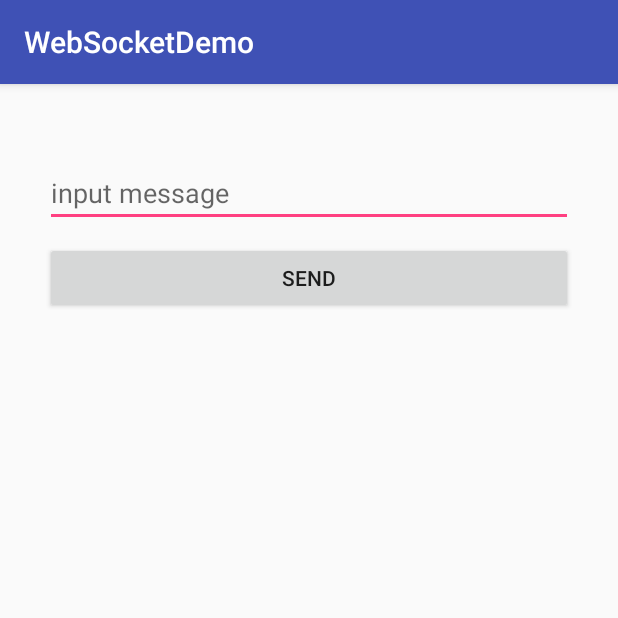
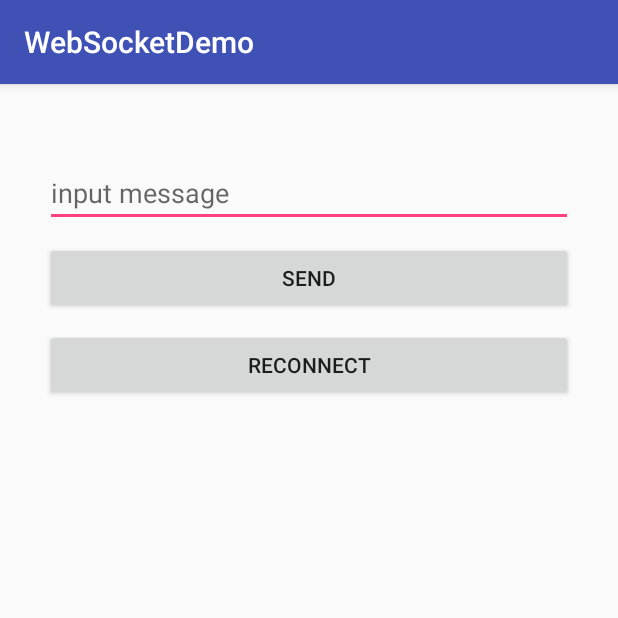
Before and after one commit to 0xZhangKe/WebSocketDemo, an Android app: the screen it shows after launch (TestActivity), on a phone screen of 412 x 824 dp, the top half of it. Run offline under Robolectric (Android 15) with nearby library versions, the phone set to English and light mode, and no system bars; libraries missing offline, so code that uses them is left out: org.java_websocket, org.java_websocket.drafts, org.java_websocket.framing; 5 statements that could not run were skipped.

Commit message:
新增测试代码

```diff
--- a/sample/src/main/java/com/zhangke/websocketdemo/App.java
+++ b/sample/src/main/java/com/zhangke/websocketdemo/App.java
@@ -19,7 +19,7 @@ public class App extends Application {
         WebSocketHandler.registerNetworkChangedReceiver(this);
 
         WebSocketSetting setting = new WebSocketSetting();
-        setting.setConnectUrl("Your connect url");//必选
+        setting.setConnectUrl("your connect url");//必填
         setting.setReconnectWithNetworkChanged(true);
         setting.setProcessDataOnBackground(true);
         setting.setReconnectFrequency(20);
--- a/sample/src/main/java/com/zhangke/websocketdemo/TestActivity.java
+++ b/sample/src/main/java/com/zhangke/websocketdemo/TestActivity.java
@@ -6,10 +6,12 @@ import android.support.v7.app.AppCompatActivity;
 import android.text.TextUtils;
 import android.view.View;
 import android.widget.EditText;
+import android.widget.ScrollView;
 import android.widget.TextView;
 
 import com.zhangke.websocket.SocketListener;
 import com.zhangke.websocket.WebSocketHandler;
+import com.zhangke.websocket.WebSocketSetting;
 import com.zhangke.websocket.response.ErrorResponse;
 
 import org.java_websocket.framing.Framedata;
@@ -20,6 +22,7 @@ public class TestActivity extends AppCompatActivity {
 
     private EditText etContent;
     private TextView tvMsg;
+    private ScrollView scrollView;
 
     private SocketListener socketListener = new SocketListener() {
         @Override
@@ -89,6 +92,7 @@ public class TestActivity extends AppCompatActivity {
     private void initView() {
         etContent = (EditText) findViewById(R.id.et_content);
         tvMsg = (TextView) findViewById(R.id.tv_msg);
+        scrollView = (ScrollView) findViewById(R.id.scroll_view);
 
         findViewById(R.id.btn_send).setOnClickListener(new View.OnClickListener() {
             @Override
@@ -99,6 +103,14 @@ public class TestActivity extends AppCompatActivity {
                     return;
                 }
                 WebSocketHandler.getDefault().send(text);
+            }
+        });
+        findViewById(R.id.btn_reconnect).setOnClickListener(new View.OnClickListener() {
+            @Override
+            public void onClick(View v) {
+                WebSocketSetting setting = WebSocketHandler.getDefault().getSetting();
+                setting.setConnectUrl("new connect url");
+                WebSocketHandler.getDefault().reconnect(setting);
             }
         });
     }
@@ -118,5 +130,6 @@ public class TestActivity extends AppCompatActivity {
         textBuilder.append(msg);
         textBuilder.append("\n");
         tvMsg.setText(textBuilder.toString());
+        scrollView.fullScroll(ScrollView.FOCUS_DOWN);
     }
 }
--- a/sample/src/main/res/layout/activity_test.xml
+++ b/sample/src/main/res/layout/activity_test.xml
@@ -23,7 +23,17 @@
         android:layout_marginRight="30dp"
         android:text="SEND" />
 
+    <Button
+        android:id="@+id/btn_reconnect"
+        android:layout_width="match_parent"
+        android:layout_height="wrap_content"
+        android:layout_marginLeft="30dp"
+        android:layout_marginTop="10dp"
+        android:layout_marginRight="30dp"
+        android:text="RECONNECT" />
+
     <ScrollView
+        android:id="@+id/scroll_view"
         android:layout_width="match_parent"
         android:layout_height="match_parent"
         android:fillViewport="true"
```
